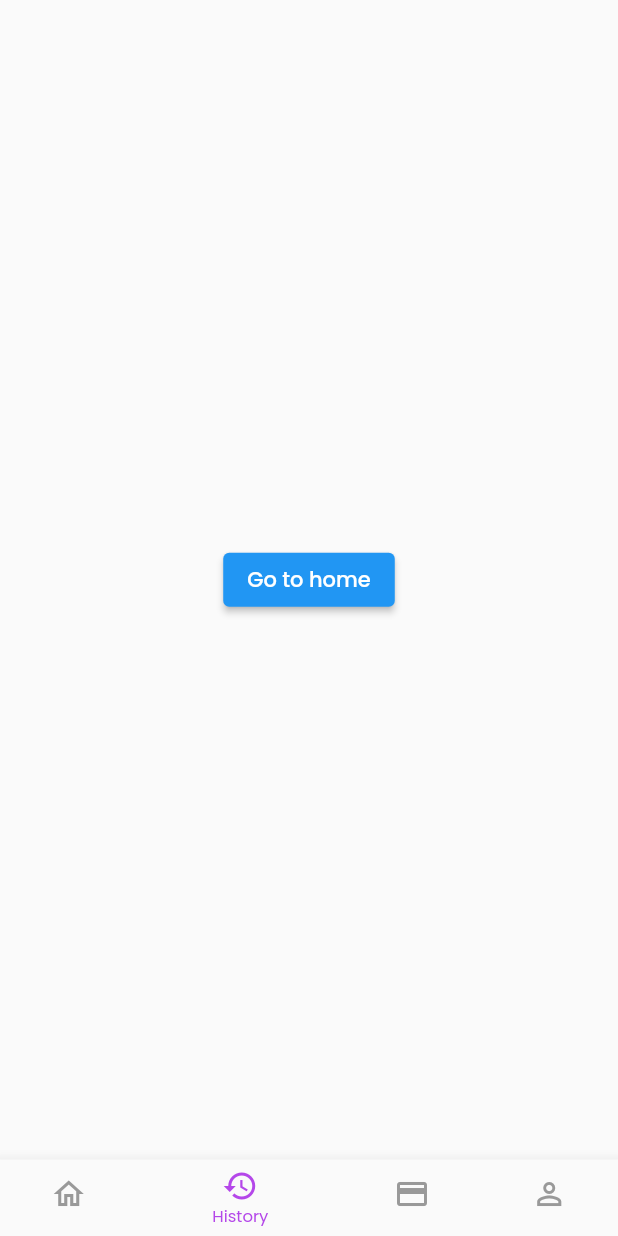
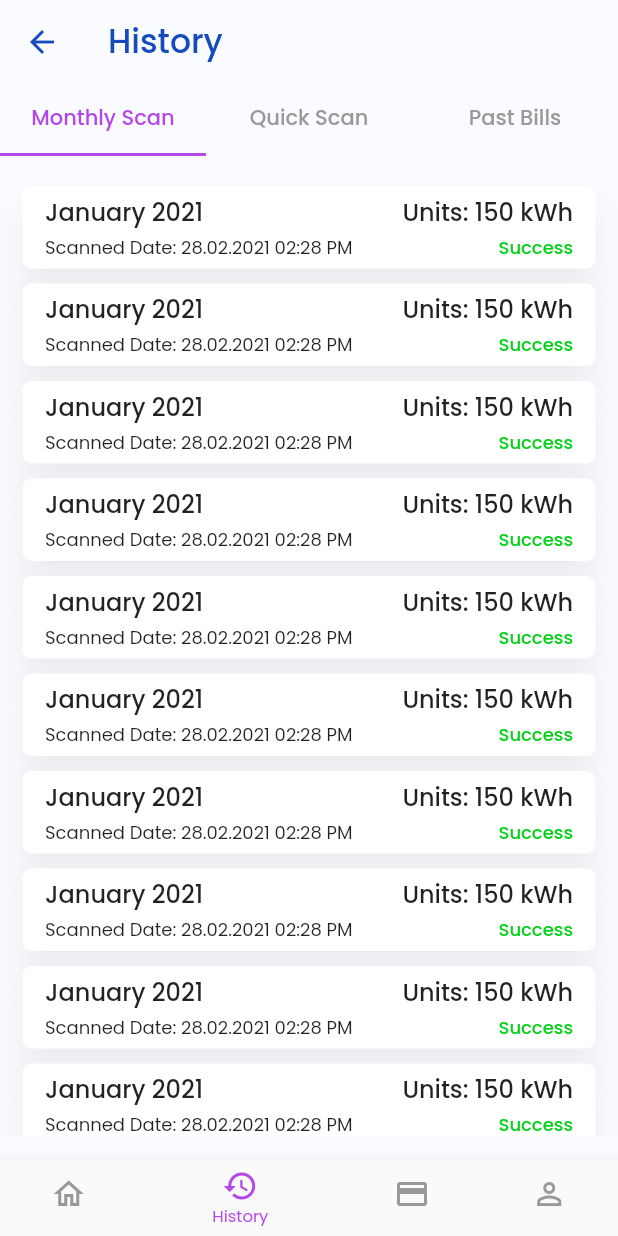
Before and after one commit to madusha98/amr_mobile, a Flutter app: the BottomNav screen opened by its route, item 2 of the bottom bar chosen, on a phone screen of 412 x 824 dp. Run offline on Flutter 3.47's test engine with Material 2 defaults, Android fonts, the phone set to English and light mode, and no system bars; our stand-ins replace camera, currency_text_input_formatter, device_info, firebase_analytics, firebase_messaging, flutter_spinkit and 10 more; missing offline and left inert: amplify_auth_cognito, amplify_flutter, payhere_mobilesdk_flutter, tflite; accounts and stored records are empty.

Commit message:
Scan History page added

```diff
--- /dev/null
+++ b/lib/controller/home/historyController.dart
@@ -0,0 +1,3 @@
+import 'package:get/get.dart';
+
+class HistoryController extends GetxController {}
--- a/lib/main.dart
+++ b/lib/main.dart
@@ -47,7 +47,7 @@ class MyApp extends StatelessWidget {
       debugShowCheckedModeBanner: false,
       enableLog: true,
       logWriterCallback: Logger.write,
-      initialRoute: Routes.ADDACCOUNT,
+      initialRoute: Routes.SPLASH,
       // home: Nav(),
       getPages: Pages.routes,
       navigatorObservers: [
--- a/lib/routes/pages.dart
+++ b/lib/routes/pages.dart
@@ -109,5 +109,10 @@ class Pages {
       page: () => AddAccounnt(),
       binding: AddAccountBinding(),
     ),
+    GetPage(
+      name: Routes.HISTORY,
+      page: () => BottomNav(),
+      binding: BottomNavBinding(),
+    ),
   ];
 }
--- a/lib/routes/routes.dart
+++ b/lib/routes/routes.dart
@@ -17,4 +17,5 @@ abstract class Routes {
   static const GENERATE = '/generate';
   static const BILLPAYMENT = '/billPayment';
   static const ADDACCOUNT = '/addaccount';
+  static const HISTORY = '/history';
 }
--- a/lib/view/home/bottomNav.dart
+++ b/lib/view/home/bottomNav.dart
@@ -1,5 +1,6 @@
 import 'package:amr_mobile/controller/home/bottomNavController.dart';
 import 'package:amr_mobile/view/billPaymentView.dart';
+import 'package:amr_mobile/view/home/historyView.dart';
 import 'package:amr_mobile/view/home/homeView.dart';
 import 'package:flutter/material.dart';
 import 'package:flutter/widgets.dart';
@@ -14,14 +15,7 @@ class BottomNav extends GetView<BottomNavController> {
               index: controller.tabIndex.value,
               children: [
                 Home(),
-                Center(
-                  child: ElevatedButton(
-                    child: Text('Go to home'),
-                    onPressed: () {
-                      controller.changeTabIndex(0);
-                    },
-                  ),
-                ),
+                History(),
                 BillPayment(),
                 Text('3'),
               ],
--- /dev/null
+++ b/lib/view/home/historyView.dart
@@ -0,0 +1,258 @@
+import 'dart:ui';
+import 'package:amr_mobile/controller/home/historyController.dart';
+import 'package:amr_mobile/utils/constants.dart';
+import 'package:flutter/material.dart';
+import 'package:get/get.dart';
+
+class History extends GetView<HistoryController> {
+  @override
+  Widget build(context) => GestureDetector(
+        onTap: () {
+          FocusScope.of(context).requestFocus(FocusNode());
+        },
+        child: DefaultTabController(
+          length: 3,
+          child: Scaffold(
+            // extendBodyBehindAppBar: true,
+            appBar: AppBar(
+              iconTheme: IconThemeData(
+                color: Get.theme.primaryColor, //change your color here
+              ),
+              backgroundColor: Colors.transparent,
+              elevation: 0,
+              title: Text(
+                'History',
+                style: TextStyle(
+                    fontSize: 22,
+                    color: Get.theme.primaryColor,
+                    fontWeight: FontWeight.w600),
+              ),
+              bottom: TabBar(
+                // isScrollable: true,
+                tabs: [
+                  Tab(
+                    text: 'Monthly Scan',
+                  ),
+                  Tab(
+                    text: 'Quick Scan',
+                  ),
+                  Tab(
+                    text: 'Past Bills',
+                  ),
+                ],
+                labelColor: Theme.of(context).accentColor,
+                unselectedLabelColor: Color.fromRGBO(153, 153, 153, 1),
+              ),
+            ),
+            backgroundColor: BACKGROUND_COLOR,
+            body: TabBarView(
+              children: [
+                // ******** 1st tab ********
+                Padding(
+                  padding: const EdgeInsets.only(top: PADDING, bottom: PADDING),
+                  child: ListView.builder(
+                    itemCount: 10,
+                    itemBuilder: (context, index) => Container(
+                      height: 65,
+                      child: Card(
+                        margin:
+                            EdgeInsets.symmetric(vertical: 5, horizontal: 15.0),
+                        child: Column(
+                          mainAxisAlignment: MainAxisAlignment.center,
+                          children: [
+                            Row(
+                              mainAxisAlignment: MainAxisAlignment.spaceBetween,
+                              children: [
+                                Padding(
+                                  padding: const EdgeInsets.only(left: PADDING),
+                                  child: Text(
+                                    'January 2021',
+                                    style: TextStyle(
+                                        fontSize: 16,
+                                        fontWeight: FontWeight.w500),
+                                  ),
+                                ),
+                                Padding(
+                                  padding:
+                                      const EdgeInsets.only(right: PADDING),
+                                  child: Text(
+                                    'Units: 150 kWh',
+                                    style: TextStyle(
+                                      fontSize: 16,
+                                      fontWeight: FontWeight.w600,
+                                    ),
+                                  ),
+                                ),
+                              ],
+                            ),
+                            Row(
+                              mainAxisAlignment: MainAxisAlignment.spaceBetween,
+                              children: [
+                                Padding(
+                                  padding: const EdgeInsets.only(
+                                      top: 3, left: PADDING),
+                                  child: Text(
+                                    'Scanned Date: 28.02.2021 02:28 PM',
+                                    style: TextStyle(
+                                      fontSize: 12,
+                                    ),
+                                  ),
+                                ),
+                                Padding(
+                                  padding: const EdgeInsets.only(
+                                      top: 3, right: PADDING),
+                                  child: Text(
+                                    'Success',
+                                    style: TextStyle(
+                                        color: Color.fromRGBO(6, 209, 26, 1),
+                                        fontSize: 12,
+                                        fontWeight: FontWeight.w500),
+                                  ),
+                                ),
+                              ],
+                            ),
+                          ],
+                        ),
+                        shape: RoundedRectangleBorder(
+                          borderRadius: BorderRadius.circular(6),
+                        ),
+                        elevation: 10,
+                        shadowColor: Colors.black.withOpacity(0.26),
+                      ),
+                    ),
+                  ),
+                ),
+                // ******** 2nd tab ********
+                Padding(
+                  padding: const EdgeInsets.only(top: PADDING, bottom: PADDING),
+                  child: ListView.builder(
+                    itemCount: 10,
+                    itemBuilder: (context, index) => Container(
+                      height: 65,
+                      child: Card(
+                        margin:
+                            EdgeInsets.symmetric(vertical: 5, horizontal: 15.0),
+                        child: Column(
+                          mainAxisAlignment: MainAxisAlignment.center,
+                          children: [
+                            Row(
+                              mainAxisAlignment: MainAxisAlignment.spaceBetween,
+                              children: [
+                                Padding(
+                                  padding: const EdgeInsets.only(left: PADDING),
+                                  child: Text(
+                                    'Usage: 150 kWh',
+                                    style: TextStyle(
+                                        fontSize: 16,
+                                        fontWeight: FontWeight.w500),
+                                  ),
+                                ),
+                              ],
+                            ),
+                            Row(
+                              mainAxisAlignment: MainAxisAlignment.spaceBetween,
+                              children: [
+                                Padding(
+                                  padding: const EdgeInsets.only(
+                                      top: 3, left: PADDING),
+                                  child: Text(
+                                    'Scanned Date: 28.02.2021 02:28 PM',
+                                    style: TextStyle(
+                                      fontSize: 12,
+                                    ),
+                                  ),
+                                ),
+                              ],
+                            ),
+                          ],
+                        ),
+                        shape: RoundedRectangleBorder(
+                          borderRadius: BorderRadius.circular(6),
+                        ),
+                        elevation: 10,
+                        shadowColor: Colors.black.withOpacity(0.26),
+                      ),
+                    ),
+                  ),
+                ),
+                // ******** 3rd tab ********
+                Padding(
+                  padding: const EdgeInsets.only(top: PADDING, bottom: PADDING),
+                  child: ListView.builder(
+                    itemCount: 10,
+                    itemBuilder: (context, index) => Container(
+                      height: 65,
+                      child: Card(
+                        margin:
+                            EdgeInsets.symmetric(vertical: 5, horizontal: 15.0),
+                        child: Column(
+                          mainAxisAlignment: MainAxisAlignment.center,
+                          children: [
+                            Row(
+                              mainAxisAlignment: MainAxisAlignment.spaceBetween,
+                              children: [
+                                Padding(
+                                  padding: const EdgeInsets.only(left: PADDING),
+                                  child: Text(
+                                    'Bill Value: 1500.00 LKR',
+                                    style: TextStyle(
+                                        fontSize: 16,
+                                        fontWeight: FontWeight.w500),
+                                  ),
+                                ),
+                                Padding(
+                                  padding:
+                                      const EdgeInsets.only(right: PADDING),
+                                  child: Text(
+                                    'Units: 150 kWh',
+                                    style: TextStyle(
+                                      fontSize: 16,
+                                      fontWeight: FontWeight.w600,
+                                    ),
+                                  ),
+                                ),
+                              ],
+                            ),
+                            Row(
+                              mainAxisAlignment: MainAxisAlignment.spaceBetween,
+                              children: [
+                                Padding(
+                                  padding: const EdgeInsets.only(
+                                      top: 3, left: PADDING),
+                                  child: Text(
+                                    'January 2021',
+                                    style: TextStyle(
+                                      fontSize: 12,
+                                    ),
+                                  ),
+                                ),
+                                Padding(
+                                  padding: const EdgeInsets.only(
+                                      top: 3, right: PADDING),
+                                  child: Text(
+                                    'PAID',
+                                    style: TextStyle(
+                                        color: Color.fromRGBO(6, 209, 26, 1),
+                                        fontSize: 12,
+                                        fontWeight: FontWeight.w500),
+                                  ),
+                                ),
+                              ],
+                            ),
+                          ],
+                        ),
+                        shape: RoundedRectangleBorder(
+                          borderRadius: BorderRadius.circular(6),
+                        ),
+                        elevation: 10,
+                        shadowColor: Colors.black.withOpacity(0.26),
+                      ),
+                    ),
+                  ),
+                ),
+              ],
+            ),
+          ),
+        ),
+      );
+}
```
Also changed, not shown: lib/bindings/home/historyBinding.dart (added, +10 -0 lines).
